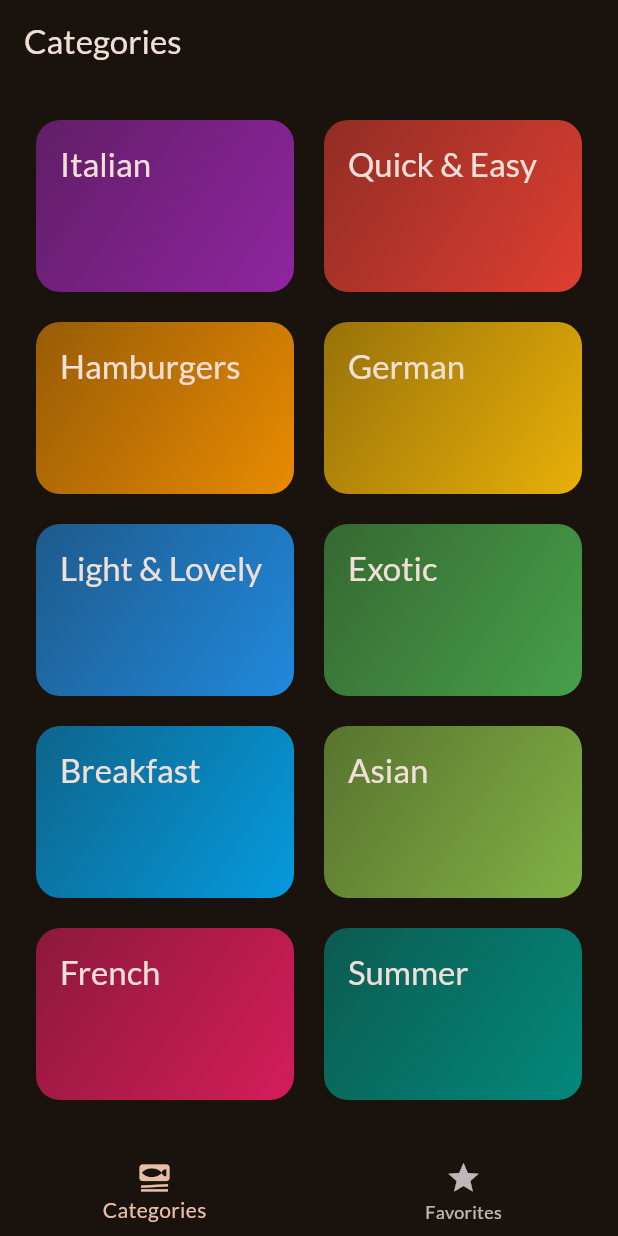
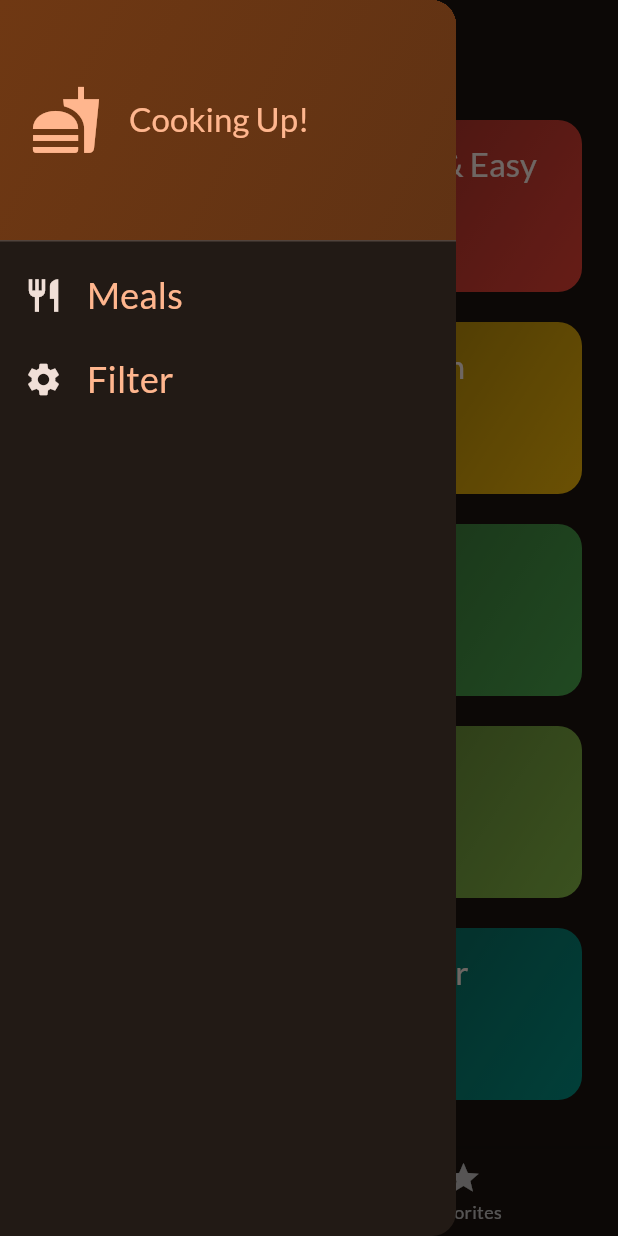
Before and after one commit to RolandMarton/flutter_meals_app, a Flutter app: the screen it shows after launch, with the side drawer open (before the commit the screen has no drawer), on a phone screen of 412 x 824 dp. Run offline on Flutter 3.47's test engine with Material 2 defaults, Android fonts, the phone set to English and light mode, and no system bars; our stand-ins replace google_fonts, transparent_image; missing offline and left inert: dart:ffi.

Commit message:
Finish foundation of the apps, multi screen navigation based application

```diff
--- a/lib/screens/categories.dart
+++ b/lib/screens/categories.dart
@@ -7,12 +7,17 @@ import '../widgets/category_grid_item.dart';
 import 'package:meals_app/screens/meals.dart';
 
 class CategoriesScreen extends StatelessWidget {
-  const CategoriesScreen({super.key, required this.onToggleFavorite});
+  const CategoriesScreen({
+    super.key,
+    required this.onToggleFavorite,
+    required this.availableMeals,
+  });
 
   final void Function(Meal meal) onToggleFavorite;
+  final List<Meal> availableMeals;
 
   void _selectCategory(BuildContext context, Category category) {
-    final filteredMeals = dummyMeals
+    final filteredMeals = availableMeals
         .where((meal) => meal.categories.contains(category.id))
         .toList();
 
--- a/lib/screens/tabs.dart
+++ b/lib/screens/tabs.dart
@@ -1,8 +1,20 @@
+import 'dart:ffi';
+
 import 'package:flutter/material.dart';
+import 'package:meals_app/data/dummy_data.dart';
 import 'package:meals_app/screens/categories.dart';
+import 'package:meals_app/screens/filters.dart';
 import 'package:meals_app/screens/meals.dart';
+import 'package:meals_app/widgets/main_drawer.dart';
 
 import '../models/meal.dart';
+
+const kInitialFilters = {
+  Filter.glutenFree: false,
+  Filter.lactoseFree: false,
+  Filter.vegan: false,
+  Filter.vegetarian: false,
+};
 
 class TabsScreen extends StatefulWidget {
   const TabsScreen({super.key});
@@ -16,6 +28,7 @@ class TabsScreen extends StatefulWidget {
 class _TabScreenState extends State<TabsScreen> {
   int _selectedPageIndex = 0;
   final List<Meal> _favoriteMeals = [];
+  Map<Filter, bool> _selectedFilters = kInitialFilters;
 
   void _showInfoMessage(String message) {
     ScaffoldMessenger.of(context).clearSnackBars();
@@ -48,10 +61,45 @@ class _TabScreenState extends State<TabsScreen> {
     });
   }
 
+  void _setScreen(String identifier) async {
+    Navigator.of(context).pop();
+
+    if (identifier == 'filters') {
+      final result = await Navigator.of(context).push<Map<Filter, bool>>(
+        MaterialPageRoute(
+          builder: (ctx) => FiltersScreen(
+            currentFilters: _selectedFilters,
+          ),
+        ),
+      );
+
+      setState(() {
+        _selectedFilters = result ?? kInitialFilters;
+      });
+    }
+  }
+
   @override
   Widget build(BuildContext context) {
+    final availableMeals = dummyMeals.where((meal) {
+      if (_selectedFilters[Filter.glutenFree]! && !meal.isGlutenFree) {
+        return false;
+      }
+      if (_selectedFilters[Filter.lactoseFree]! && !meal.isLactoseFree) {
+        return false;
+      }
+      if (_selectedFilters[Filter.vegetarian]! && !meal.isVegetarian) {
+        return false;
+      }
+      if (_selectedFilters[Filter.vegan]! && !meal.isVegan) {
+        return false;
+      }
+      return true;
+    }).toList();
+
     Widget activePage = CategoriesScreen(
       onToggleFavorite: _toggleMealFavoriteStatus,
+      availableMeals: availableMeals,
     );
     var activePageTitle = 'Categories';
 
@@ -66,6 +114,9 @@ class _TabScreenState extends State<TabsScreen> {
     return Scaffold(
       appBar: AppBar(
         title: Text(activePageTitle),
+      ),
+      drawer: MainDrawer(
+        onSelectScreen: _setScreen,
       ),
       body: activePage,
       bottomNavigationBar: BottomNavigationBar(
--- /dev/null
+++ b/lib/widgets/main_drawer.dart
@@ -0,0 +1,79 @@
+import 'package:flutter/material.dart';
+
+class MainDrawer extends StatelessWidget {
+  const MainDrawer({
+    super.key,
+    required this.onSelectScreen,
+  });
+
+  final void Function(String identifier) onSelectScreen;
+
+  @override
+  Widget build(BuildContext context) {
+    return Drawer(
+      child: Column(
+        children: [
+          DrawerHeader(
+            padding: const EdgeInsets.all(20),
+            decoration: BoxDecoration(
+              gradient: LinearGradient(colors: [
+                Theme.of(context).colorScheme.primaryContainer,
+                Theme.of(context).colorScheme.primaryContainer.withOpacity(0.8),
+              ], begin: Alignment.topLeft, end: Alignment.bottomRight),
+            ),
+            child: Row(
+              children: [
+                Icon(
+                  Icons.fastfood,
+                  size: 48,
+                  color: Theme.of(context).colorScheme.primary,
+                ),
+                const SizedBox(width: 18),
+                Text(
+                  "Cooking Up!",
+                  style: Theme.of(context).textTheme.titleLarge!.copyWith(
+                        color: Theme.of(context).colorScheme.primary,
+                      ),
+                ),
+              ],
+            ),
+          ),
+          ListTile(
+            leading: Icon(
+              Icons.restaurant,
+              size: 26,
+              color: Theme.of(context).colorScheme.onBackground,
+            ),
+            title: Text(
+              'Meals',
+              style: Theme.of(context).textTheme.titleSmall!.copyWith(
+                    color: Theme.of(context).colorScheme.primary,
+                    fontSize: 24,
+                  ),
+            ),
+            onTap: () {
+              onSelectScreen('meals');
+            },
+          ),
+          ListTile(
+            leading: Icon(
+              Icons.settings,
+              size: 26,
+              color: Theme.of(context).colorScheme.onBackground,
+            ),
+            title: Text(
+              'Filter',
+              style: Theme.of(context).textTheme.titleSmall!.copyWith(
+                    color: Theme.of(context).colorScheme.primary,
+                    fontSize: 24,
+                  ),
+            ),
+            onTap: () {
+              onSelectScreen('filters');
+            },
+          ),
+        ],
+      ),
+    );
+  }
+}
```
Also changed, not shown: lib/screens/filters.dart (added, +176 -0 lines).
